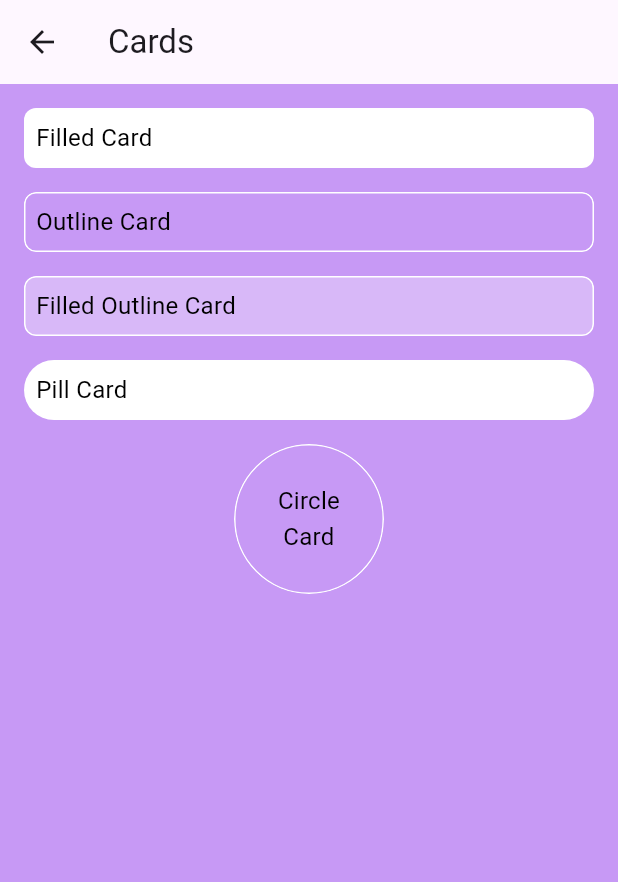
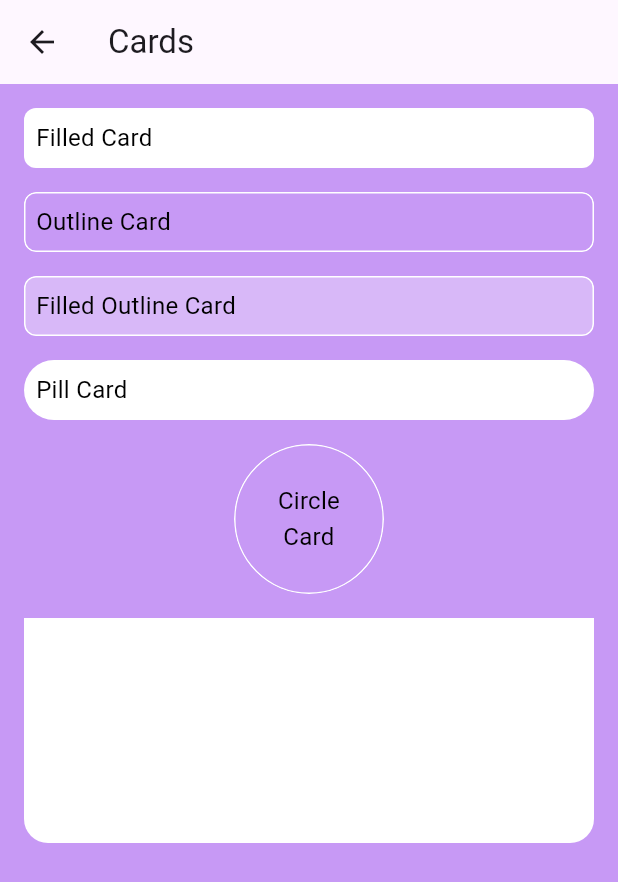
Before and after one commit to kamrul3288/Foundry-Flutter, a Flutter app: the AppCardsScreen screen opened directly, on a phone screen of 412 x 824 dp. Shown: the top 882 px of the screen. Run offline on Flutter 3.47's test engine with Material 3 defaults, Android fonts, the phone set to English and light mode, and no system bars; our stand-ins replace auto_route, dio, flutter_bloc, flutter_image_compress, flutter_riverpod, flutter_secure_storage and 2 more; accounts and stored records are empty; generated files the repository leaves out were written again.

Commit message:
feat: Add `AppCardCornerMode` for selective corner rounding and rename `AppCardBorderRadius` to `AppCardCornerRadius` in `AppCard` component.

```diff
--- a/foundry_feat_components/flutter_design_system/lib/src/components/cards/app_card.dart
+++ b/foundry_feat_components/flutter_design_system/lib/src/components/cards/app_card.dart
@@ -12,7 +12,8 @@ class AppCard extends StatelessWidget {
   final bool isFullWidth;
   final double? height;
   final double? width;
-  final AppCardBorderRadius borderRadius;
+  final AppCardCornerRadius cornerRadius;
+  final AppCardCornerMode cornerMode;
 
   const AppCard._({
     required this.child,
@@ -22,7 +23,8 @@ class AppCard extends StatelessWidget {
     required this.shape,
     required this.padding,
     required this.isFullWidth,
-    this.borderRadius = AppCardBorderRadius.md,
+    this.cornerRadius = AppCardCornerRadius.md,
+    this.cornerMode = AppCardCornerMode.all,
     this.height,
     this.width,
   });
@@ -31,10 +33,10 @@ class AppCard extends StatelessWidget {
   Widget build(BuildContext context) {
     final theme = Theme.of(context).extension<AppCardTheme>()!;
     final colors = _mapColorsToVariant(theme.resolve(colorRole));
-    final double radius = switch (borderRadius) {
-      AppCardBorderRadius.sm => 5,
-      AppCardBorderRadius.md => 8,
-      AppCardBorderRadius.lg => 16,
+    final double radius = switch (cornerRadius) {
+      AppCardCornerRadius.sm => 5,
+      AppCardCornerRadius.md => 8,
+      AppCardCornerRadius.lg => 16,
     };
 
     return Material(
@@ -62,9 +64,17 @@ class AppCard extends StatelessWidget {
 
   ShapeBorder _resolveShape(_AppCardShape shape, AppCardColors colors, double radius) => switch (shape) {
     _AppCardShape.pill => StadiumBorder(side: _getBorderSide(colors.outline)),
-    _AppCardShape.rounded => RoundedRectangleBorder(borderRadius: BorderRadius.circular(radius), side: _getBorderSide(colors.outline)),
+    _AppCardShape.rounded => RoundedRectangleBorder(borderRadius: _resolveCornerRadius(cornerMode, radius), side: _getBorderSide(colors.outline)),
     _AppCardShape.circle => CircleBorder(side: _getBorderSide(colors.outline)),
     _AppCardShape.sharp => RoundedRectangleBorder(borderRadius: BorderRadius.circular(0), side: _getBorderSide(colors.outline)),
+  };
+
+  BorderRadiusGeometry _resolveCornerRadius(AppCardCornerMode cornerMode, double radius) => switch (cornerMode) {
+    AppCardCornerMode.all => BorderRadius.circular(radius),
+    AppCardCornerMode.top => BorderRadius.vertical(top: Radius.circular(radius)),
+    AppCardCornerMode.bottom => BorderRadius.vertical(bottom: Radius.circular(radius)),
+    AppCardCornerMode.left => BorderRadius.horizontal(left: Radius.circular(radius)),
+    AppCardCornerMode.right => BorderRadius.horizontal(right: Radius.circular(radius)),
   };
 
   BorderSide _getBorderSide(Color? outline) => BorderSide(color: outline ?? Colors.transparent, width: 1);
@@ -72,9 +82,10 @@ class AppCard extends StatelessWidget {
   factory AppCard.rounded({
     required Widget child,
     double elevation = 0,
-    AppCardBorderRadius radius = AppCardBorderRadius.md,
+    AppCardCornerRadius cornerRadius = AppCardCornerRadius.md,
     AppCardColorRole colorRole = AppCardColorRole.surface,
     AppCardVariant variant = AppCardVariant.filled,
+    AppCardCornerMode cornerMode = AppCardCornerMode.all,
     EdgeInsetsGeometry padding = const EdgeInsets.all(8),
     bool isFullWidth = true,
     double? height,
@@ -85,7 +96,8 @@ class AppCard extends StatelessWidget {
       colorRole: colorRole,
       variant: variant,
       shape: _AppCardShape.rounded,
-      borderRadius: radius,
+      cornerRadius: cornerRadius,
+      cornerMode: cornerMode,
       padding: padding,
       isFullWidth: isFullWidth,
       height: height,
@@ -141,6 +153,8 @@ class AppCard extends StatelessWidget {
 
 enum AppCardVariant { filled, outline, filledOutline }
 
-enum AppCardBorderRadius { sm, md, lg }
+enum AppCardCornerMode { all, top, bottom, left, right }
+
+enum AppCardCornerRadius { sm, md, lg }
 
 enum _AppCardShape { rounded, pill, circle, sharp }
--- a/foundry_feat_components/flutter_design_system/lib/src/ui_showcase/app_cards_screen.dart
+++ b/foundry_feat_components/flutter_design_system/lib/src/ui_showcase/app_cards_screen.dart
@@ -43,6 +43,13 @@ class AppCardsScreen extends StatelessWidget {
                 textAlign: TextAlign.center,
               ),
             ),
+
+            AppCard.rounded(
+              cornerMode: AppCardCornerMode.bottom,
+              cornerRadius: AppCardCornerRadius.lg,
+              height: 150,
+              child: SizedBox.shrink(),
+            ),
           ],
         ),
       ),
```
